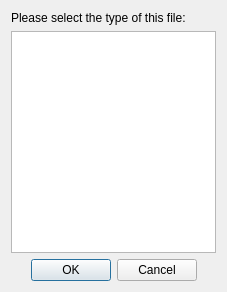
Old version of the form src/modes/base/logLevelSelectionDialogBase.ui in the repository KDE/ksystemlog.
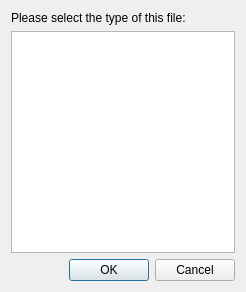
New version of the form.

Commit message: Don't align center button

The edit to the form file:
```diff
--- a/src/modes/base/logLevelSelectionDialogBase.ui
+++ b/src/modes/base/logLevelSelectionDialogBase.ui
@@ -1,11 +1,11 @@
 <ui version="4.0" >
  <class>LogLevelSelectionDialogBase</class>
- <widget class="QDialog" name="LogLevelSelectionDialogBase" >
-  <property name="geometry" >
+ <widget class="QDialog" name="LogLevelSelectionDialogBase">
+  <property name="geometry">
    <rect>
     <x>0</x>
     <y>0</y>
-    <width>227</width>
+    <width>246</width>
     <height>292</height>
    </rect>
   </property>
@@ -48,11 +48,11 @@
      <property name="orientation" >
       <enum>Qt::Horizontal</enum>
      </property>
-     <property name="standardButtons" >
-      <set>QDialogButtonBox::Cancel|QDialogButtonBox::NoButton|QDialogButtonBox::Ok</set>
+     <property name="standardButtons">
+      <set>QDialogButtonBox::Cancel|QDialogButtonBox::Ok</set>
      </property>
-     <property name="centerButtons" >
-      <bool>true</bool>
+     <property name="centerButtons">
+      <bool>false</bool>
      </property>
     </widget>
    </item>
```
Left out of the diff: 51 changed lines with no effect on the pictures. The commit also changes 1 other file.
